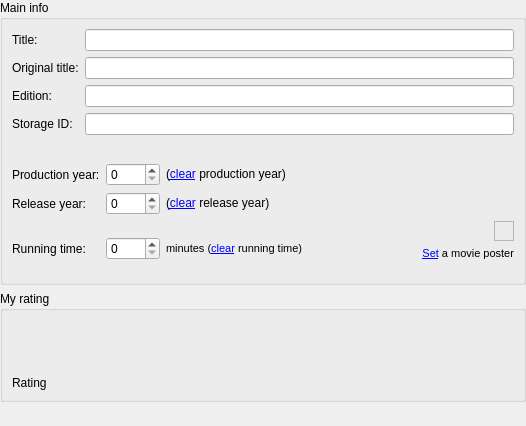
The window that src/movida/ui/maininfopage.ui (hippydream/movida) describes before a commit, drawn with Qt 5.
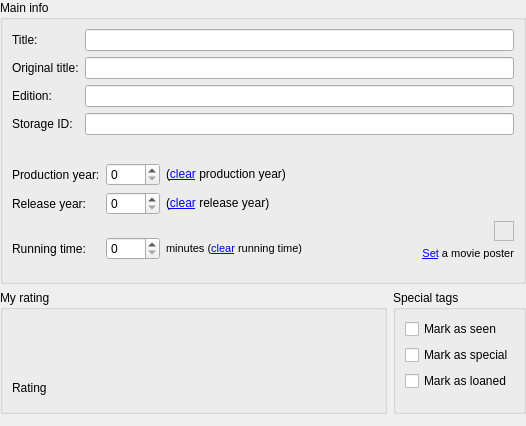
The same window after the commit. Custom widgets are drawn as their Qt base class.

What changed in the file:
```diff
--- a/src/movida/ui/maininfopage.ui
+++ b/src/movida/ui/maininfopage.ui
@@ -22,7 +22,10 @@
    <property name="rightMargin" >
     <number>0</number>
    </property>
-   <item row="0" column="0" >
+   <property name="bottomMargin" >
+    <number>0</number>
+   </property>
+   <item row="0" column="0" colspan="2" >
     <widget class="QGroupBox" name="mainBox" >
      <property name="title" >
       <string>Main info</string>
@@ -457,14 +460,57 @@
      </layout>
     </widget>
    </item>
-   <item row="2" column="0" >
+   <item row="1" column="1" >
+    <widget class="QGroupBox" name="markAsBox" >
+     <property name="title" >
+      <string>Special tags</string>
+     </property>
+     <layout class="QVBoxLayout" >
+      <item>
+       <widget class="QCheckBox" name="markAsSeen" >
+        <property name="text" >
+         <string>Mark as seen</string>
+        </property>
+       </widget>
+      </item>
+      <item>
+       <widget class="QCheckBox" name="markAsSpecial" >
+        <property name="text" >
+         <string>Mark as special</string>
+        </property>
+       </widget>
+      </item>
+      <item>
+       <widget class="QCheckBox" name="markAsLoaned" >
+        <property name="text" >
+         <string>Mark as loaned</string>
+        </property>
+       </widget>
+      </item>
+      <item>
+       <spacer>
+        <property name="orientation" >
+         <enum>Qt::Vertical</enum>
+        </property>
+        <property name="sizeHint" >
+         <size>
+          <width>20</width>
+          <height>16</height>
+         </size>
+        </property>
+       </spacer>
+      </item>
+     </layout>
+    </widget>
+   </item>
+   <item row="2" column="0" colspan="2" >
     <spacer>
      <property name="orientation" >
       <enum>Qt::Vertical</enum>
      </property>
      <property name="sizeHint" >
       <size>
-       <width>508</width>
+       <width>526</width>
        <height>16</height>
       </size>
      </property>
```
Left out of the diff: 32 changed lines with no effect on the pictures.
